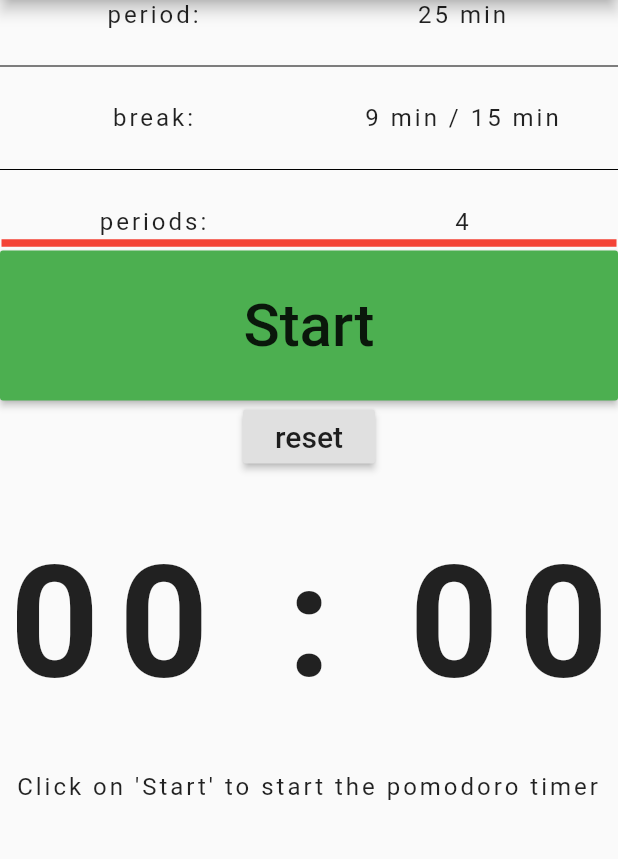
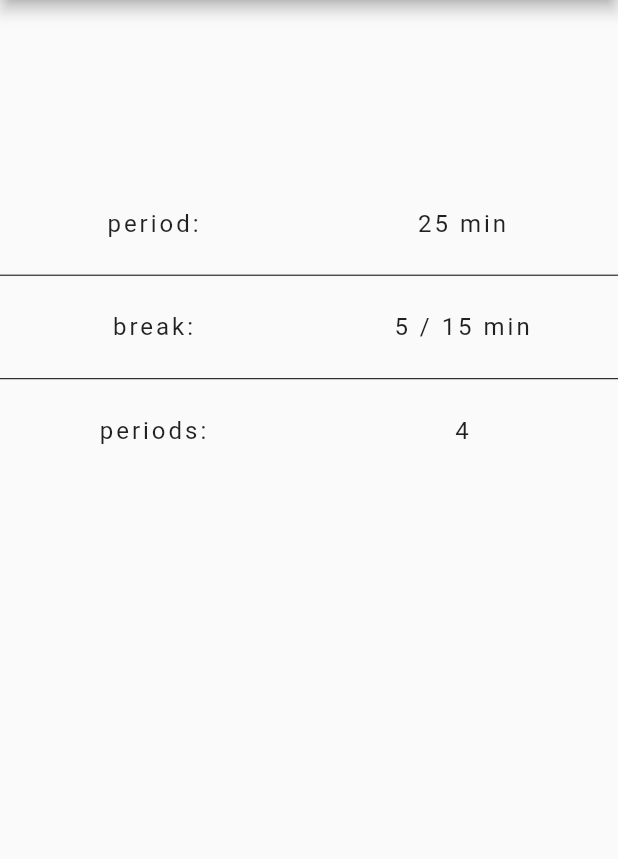
Before and after one commit to mobileappdevhm19/lust-LibraryUniversalSwissTool, a Flutter app: the PomodoroPage screen opened directly, on a phone screen of 412 x 824 dp, the part 84-943 px from its top. Run offline on Flutter 3.47's test engine with Material 2 defaults, Android fonts, the phone set to English and light mode, and no system bars; our stand-ins replace after_layout, charts_flutter, cloud_firestore, flutter_local_notifications; accounts and stored records are empty.

Commit message:
now pomodoro page will shown as default page (from main.dart)

```diff
--- a/lust/lib/main.dart
+++ b/lust/lib/main.dart
@@ -3,6 +3,7 @@
 import 'package:flutter/material.dart';
 import 'package:lust/pages/capacityPage.dart';
 import 'package:lust/pages/checkinPage.dart';
+import 'package:lust/pages/pomodoroPage.dart';
 
 void main() async=> runApp(Lust());
 
--- a/lust/lib/pages/pomodoroPage.dart
+++ b/lust/lib/pages/pomodoroPage.dart
@@ -1,6 +1,4 @@
 import 'package:flutter/material.dart';
-import 'package:lust/widgets/pomodoroPage/pomodoroDescription.dart';
-import 'package:lust/widgets/pomodoroPage/pomodoroTimer.dart';
 
 
 
@@ -11,19 +9,6 @@ class PomodoroPage extends StatefulWidget {
 
 class _PomodoroState extends State<PomodoroPage> {
   final _title = "Pomodoro";
-
-  //all in minutes
-  int periodTime;
-  int shortBreakTime;
-  int longBreakTime;
-  int countPeriods;
-
-  _PomodoroState(){
-    this.periodTime=25;
-    this.shortBreakTime=9;
-    this.longBreakTime=15;
-    this.countPeriods=4;
-  }
 
   @override
   Widget build(BuildContext context) {
@@ -39,13 +24,87 @@ class _PomodoroState extends State<PomodoroPage> {
               mainAxisAlignment: MainAxisAlignment.spaceEvenly,
               children: [
                 Container(
-                  //height: _height*0.40,
-                  child: new pomodoroDescription(periodTime, shortBreakTime, longBreakTime, countPeriods),
+                  height: _height*0.40,
+                  child: promDesc(),
                 ),
-                Expanded(
-                  child: new PomodoroTimer(periodTime, shortBreakTime, longBreakTime, countPeriods),
+                Container(
+                  alignment: Alignment.center,
+                  margin: const EdgeInsets.all(10.0),
                 )
-           ]),
+              ]),
         ));
   } // build
+
 }
+
+
+/**
+ * this function returns the container with the description of the parameters
+ **/
+Widget promDesc(){
+  return new Container(
+    child: Column(
+      //mainAxisAlignment: MainAxisAlignment.spaceEvenly,
+      children: <Widget>[
+        new Row(
+          children: <Widget>[
+            const Expanded(child: Text(
+              "period:",
+              textScaleFactor: 0.8,
+              style: TextStyle(fontSize: 20.0, letterSpacing: 2.0),
+              textAlign: TextAlign.center,
+            )),
+            const Expanded(child: Text(
+              "25 min",
+              textScaleFactor: 0.8,
+              style: TextStyle(fontSize: 20.0, letterSpacing: 2.0),
+              textAlign: TextAlign.center,
+            )),
+          ],
+        ),
+        new Divider(
+          height: 50.0,
+          indent: 0.0,
+          color: Colors.black,
+        ),
+        new Row(
+          children: <Widget>[
+            const Expanded(child: Text(
+              "break:",
+              textScaleFactor: 0.8,
+              style: TextStyle(fontSize: 20.0, letterSpacing: 2.0),
+              textAlign: TextAlign.center,
+            )),
+            const Expanded(child: Text(
+              "5 / 15 min",
+              textScaleFactor: 0.8,
+              style: TextStyle(fontSize: 20.0, letterSpacing: 2.0),
+              textAlign: TextAlign.center,
+            )),
+          ],
+        ),
+        new Divider(
+          height: 50.0,
+          indent: 0.0,
+          color: Colors.black,
+        ),
+        new Row(
+          children: <Widget>[
+            const Expanded(child: Text(
+              "periods:",
+              textScaleFactor: 0.8,
+              style: TextStyle(fontSize: 20.0, letterSpacing: 2.0),
+              textAlign: TextAlign.center,
+            )),
+            const Expanded(child: Text(
+              "4",
+              textScaleFactor: 0.8,
+              style: TextStyle(fontSize: 20.0, letterSpacing: 2.0),
+              textAlign: TextAlign.center,
+            )),
+          ],
+        ),
+    ]),
+  );
+
+}
```
